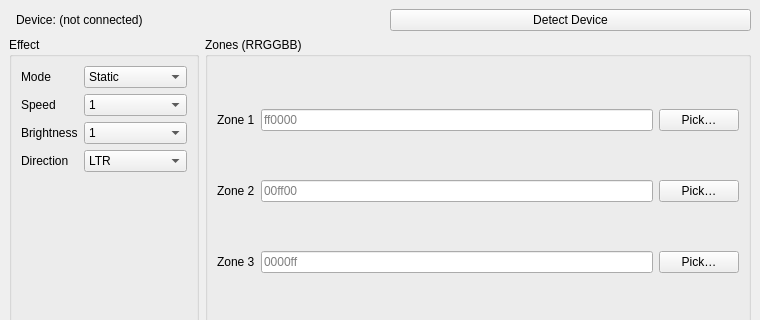
sami-ror-tech/LegionAura, file gui/MainWindow.ui: the form before one commit; both pictures show x 0 to 760 and y 0 to 320 of the 760 by 520 pixel window.
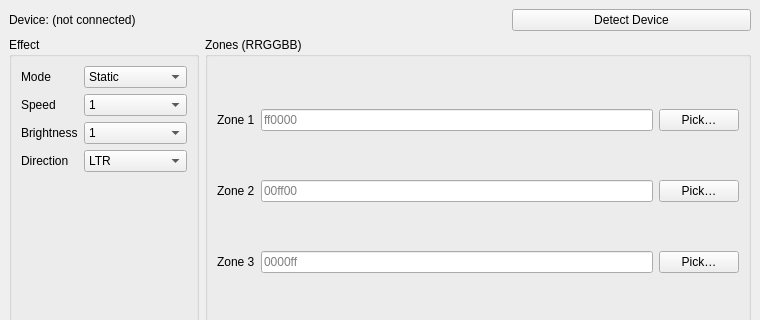
The form after the commit.

Commit message: fix:backend library mismatch

Diff of the .ui file:
```diff
--- a/gui/MainWindow.ui
+++ b/gui/MainWindow.ui
@@ -19,7 +19,15 @@
      <layout class="QHBoxLayout" name="topBar">
 
       <item>
-       <spacer name="spacerLeft">
+       <widget class="QLabel" name="lblDeviceLeft">
+        <property name="text">
+         <string>Device: (not connected)</string>
+        </property>
+       </widget>
+      </item>
+
+      <item>
+       <spacer name="spacerCenter">
         <property name="orientation"><enum>Qt::Horizontal</enum></property>
        </spacer>
       </item>
@@ -27,7 +35,7 @@
       <item>
        <widget class="QLabel" name="lblDevice">
         <property name="text">
-         <string>Device: (not connected)</string>
+         <string></string>
         </property>
        </widget>
       </item>
```
Left out of the diff: 2 changed lines with no effect on the pictures. The commit also changes 2 other files.
